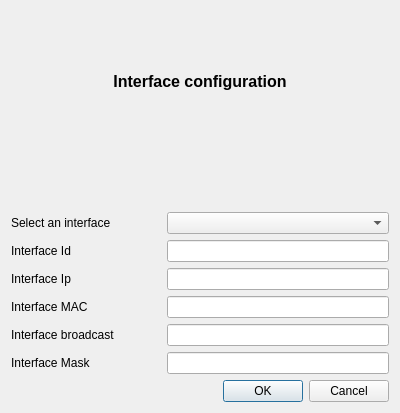
Old version of the form ui/frmInterfaceSelector.ui in the repository turulomio/devicesinlan.
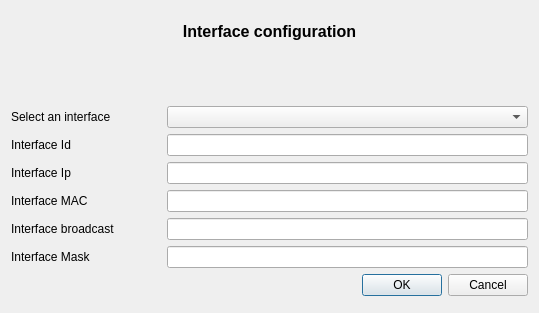
New version of the form. Icons and pictures are not drawn.

What changed in the file:
```diff
--- a/ui/frmInterfaceSelector.ui
+++ b/ui/frmInterfaceSelector.ui
@@ -6,8 +6,8 @@
    <rect>
     <x>0</x>
     <y>0</y>
-    <width>400</width>
-    <height>413</height>
+    <width>539</width>
+    <height>313</height>
    </rect>
   </property>
   <property name="windowTitle">
@@ -22,6 +22,18 @@
     <layout class="QVBoxLayout" name="verticalLayout">
      <item>
       <widget class="QLabel" name="lblTitulo">
+       <property name="minimumSize">
+        <size>
+         <width>0</width>
+         <height>30</height>
+        </size>
+       </property>
+       <property name="maximumSize">
+        <size>
+         <width>16777215</width>
+         <height>30</height>
+        </size>
+       </property>
        <property name="font">
         <font>
          <pointsize>12</pointsize>
```
Left out of the diff: 4 changed lines with no effect on the pictures.
